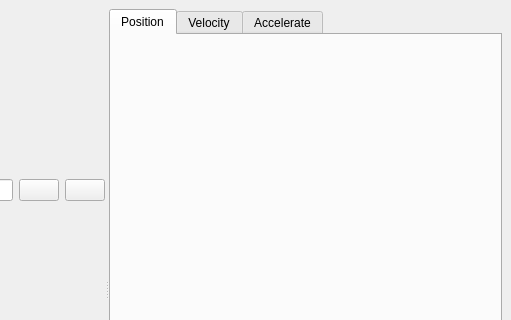
First picture: the form in core/main_window/main.ui, repository kmolLin/motion_control, before the edit; both pictures show x 289 to 800 and y 0 to 320 of the 800 by 600 pixel window.
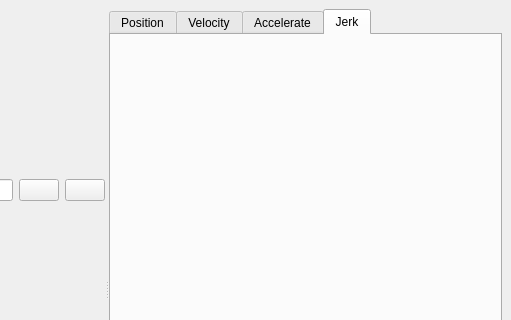
Second picture: the form after the edit. The open tabs and pages were chosen to show the change. Icons and pictures are not drawn.

Commit message: Add jerk plot.

```diff
--- a/core/main_window/main.ui
+++ b/core/main_window/main.ui
@@ -97,6 +97,12 @@
         </attribute>
         <layout class="QVBoxLayout" name="a_layout"/>
        </widget>
+       <widget class="QWidget" name="jerk_tab">
+        <attribute name="title">
+         <string>Jerk</string>
+        </attribute>
+        <layout class="QVBoxLayout" name="j_layout"/>
+       </widget>
       </widget>
      </widget>
     </item>
```
The commit also changes 3 other files.
